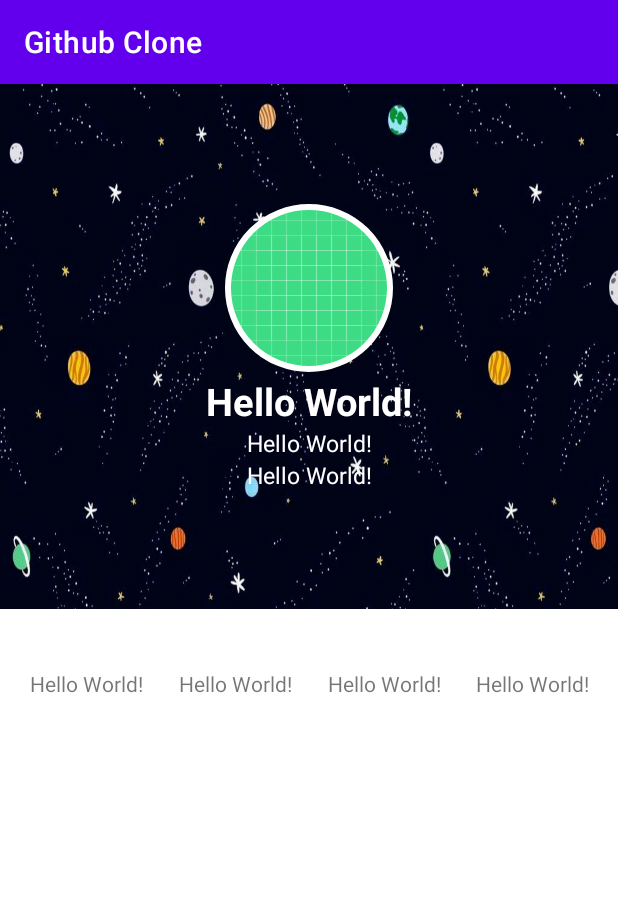
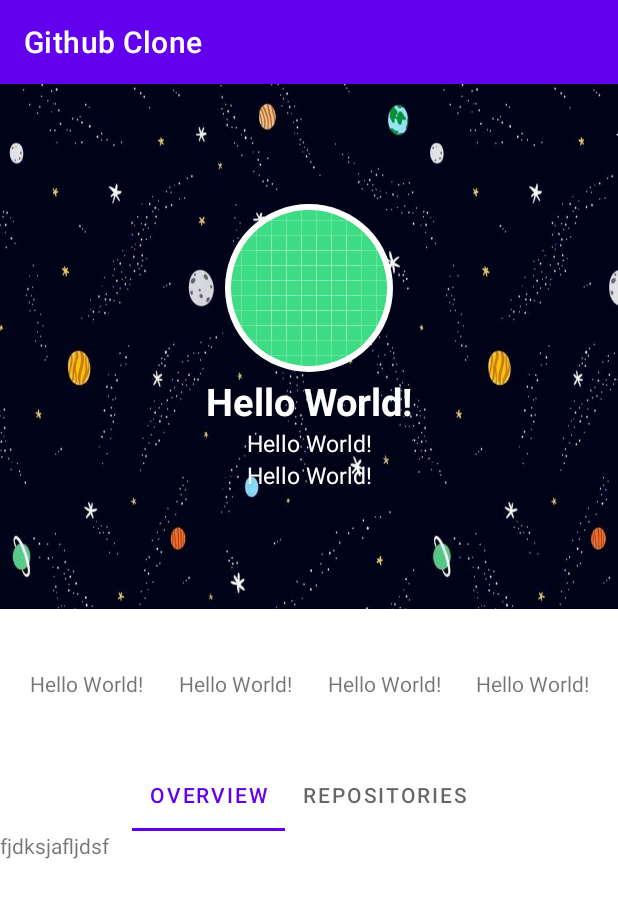
Before and after one commit to vaibhavjain30699/GithubClone, an Android app: the ProfileActivity screen opened directly, with no data from a screen before it, on a phone screen of 412 x 824 dp. Shown: the top 898 px of the screen. Run offline under Robolectric (Android 15) with nearby library versions, the phone set to English and light mode, and no system bars; our stand-ins replace Picasso; network calls fail; pictures from the network do not load; 2 statements that could not run were skipped.

Commit message:
Added tablayout in profile activity

```diff
--- a/app/build.gradle
+++ b/app/build.gradle
@@ -41,6 +41,9 @@ dependencies {
     implementation 'androidx.appcompat:appcompat:1.4.1'
     implementation 'com.google.android.material:material:1.5.0'
     implementation 'androidx.constraintlayout:constraintlayout:2.1.3'
+    implementation 'androidx.legacy:legacy-support-v4:1.0.0'
+    implementation 'androidx.lifecycle:lifecycle-livedata-ktx:2.3.1'
+    implementation 'androidx.lifecycle:lifecycle-viewmodel-ktx:2.3.1'
     testImplementation 'junit:junit:4.+'
     androidTestImplementation 'androidx.test.ext:junit:1.1.3'
     androidTestImplementation 'androidx.test.espresso:espresso-core:3.4.0'
--- /dev/null
+++ b/app/src/main/java/com/vaibhav/githubclone/OverViewFragment.kt
@@ -0,0 +1,31 @@
+package com.vaibhav.githubclone
+
+import androidx.lifecycle.ViewModelProvider
+import android.os.Bundle
+import androidx.fragment.app.Fragment
+import android.view.LayoutInflater
+import android.view.View
+import android.view.ViewGroup
+
+class OverViewFragment : Fragment() {
+
+    companion object {
+        fun newInstance() = OverViewFragment()
+    }
+
+    private lateinit var viewModel: OverViewViewModel
+
+    override fun onCreateView(
+        inflater: LayoutInflater, container: ViewGroup?,
+        savedInstanceState: Bundle?
+    ): View? {
+        return inflater.inflate(R.layout.over_view_fragment, container, false)
+    }
+
+    override fun onActivityCreated(savedInstanceState: Bundle?) {
+        super.onActivityCreated(savedInstanceState)
+        viewModel = ViewModelProvider(this).get(OverViewViewModel::class.java)
+        // TODO: Use the ViewModel
+    }
+
+}
--- /dev/null
+++ b/app/src/main/java/com/vaibhav/githubclone/OverViewViewModel.kt
@@ -0,0 +1,7 @@
+package com.vaibhav.githubclone
+
+import androidx.lifecycle.ViewModel
+
+class OverViewViewModel : ViewModel() {
+    // TODO: Implement the ViewModel
+}
--- a/app/src/main/java/com/vaibhav/githubclone/ProfileActivity.kt
+++ b/app/src/main/java/com/vaibhav/githubclone/ProfileActivity.kt
@@ -12,9 +12,11 @@ import android.text.style.StyleSpan
 import android.util.Log
 import android.widget.ImageView
 import android.widget.TextView
-import androidx.core.text.set
 import androidx.lifecycle.Observer
 import androidx.lifecycle.ViewModelProvider
+import androidx.viewpager.widget.ViewPager
+import androidx.viewpager2.widget.ViewPager2
+import com.google.android.material.tabs.TabLayout
 import com.squareup.picasso.Picasso
 
 class ProfileActivity : AppCompatActivity() {
@@ -26,6 +28,10 @@ class ProfileActivity : AppCompatActivity() {
     lateinit var noOfRepos: TextView
     lateinit var followers: TextView
     lateinit var following: TextView
+    lateinit var viewPager: ViewPager
+    lateinit var tabLayout: TabLayout
+
+    lateinit var viewPagerAdapter: ViewPagerAdapter
 
     lateinit var user: String
     lateinit var viewModel: GithubViewModel
@@ -37,6 +43,10 @@ class ProfileActivity : AppCompatActivity() {
         setContentView(R.layout.activity_profile)
 
         initialSetup()
+
+        viewPagerAdapter = ViewPagerAdapter(supportFragmentManager)
+        viewPager.adapter = viewPagerAdapter
+        tabLayout.setupWithViewPager(viewPager)
 
         viewModel.profile.observe(
             this, Observer {
@@ -62,23 +72,27 @@ class ProfileActivity : AppCompatActivity() {
         noOfRepos = findViewById(R.id.noOfRepos)
         followers = findViewById(R.id.noOfFollowers)
         following = findViewById(R.id.noOfFollowing)
+        viewPager = findViewById(R.id.viewPager)
+        tabLayout = findViewById(R.id.tabLayout)
     }
 
     private fun setProfileData(profile: Profile) {
         name.text = profile.name
-        username.text = TextUtils.concat("@",profile.userId)
+        username.text = TextUtils.concat("@", profile.userId)
         bio.text = profile.bio
         Picasso.get().load(profile.avatarURL).into(profilePic)
-        following.text = createFormattedStringForTextView(profile.following.toString()," Following")
-        followers.text = createFormattedStringForTextView(profile.followers.toString()," Followers")
-        noOfRepos.text = createFormattedStringForTextView(profile.publicRepos.toString(),"Repos")
+        following.text =
+            createFormattedStringForTextView(profile.following.toString(), " Following")
+        followers.text =
+            createFormattedStringForTextView(profile.followers.toString(), " Followers")
+        noOfRepos.text = createFormattedStringForTextView(profile.publicRepos.toString(), "Repos")
     }
 
     private fun createFormattedStringForTextView(text: String, suffix: String): CharSequence? {
         val tempSpanString = SpannableString(text)
-        tempSpanString.setSpan(RelativeSizeSpan(1.35f),0,text.length,0)
-        tempSpanString.setSpan(ForegroundColorSpan(Color.BLACK),0,text.length,0)
-        tempSpanString.setSpan(StyleSpan(BOLD),0,text.length,0)
-        return TextUtils.concat(tempSpanString,"\n",suffix)
+        tempSpanString.setSpan(RelativeSizeSpan(1.35f), 0, text.length, 0)
+        tempSpanString.setSpan(ForegroundColorSpan(Color.BLACK), 0, text.length, 0)
+        tempSpanString.setSpan(StyleSpan(BOLD), 0, text.length, 0)
+        return TextUtils.concat(tempSpanString, "\n", suffix)
     }
 }
--- /dev/null
+++ b/app/src/main/java/com/vaibhav/githubclone/RepositoriesFragment.kt
@@ -0,0 +1,31 @@
+package com.vaibhav.githubclone
+
+import androidx.lifecycle.ViewModelProvider
+import android.os.Bundle
+import androidx.fragment.app.Fragment
+import android.view.LayoutInflater
+import android.view.View
+import android.view.ViewGroup
+
+class RepositoriesFragment : Fragment() {
+
+    companion object {
+        fun newInstance() = RepositoriesFragment()
+    }
+
+    private lateinit var viewModel: RepositoriesViewModel
+
+    override fun onCreateView(
+        inflater: LayoutInflater, container: ViewGroup?,
+        savedInstanceState: Bundle?
+    ): View? {
+        return inflater.inflate(R.layout.repositories_fragment, container, false)
+    }
+
+    override fun onActivityCreated(savedInstanceState: Bundle?) {
+        super.onActivityCreated(savedInstanceState)
+        viewModel = ViewModelProvider(this).get(RepositoriesViewModel::class.java)
+        // TODO: Use the ViewModel
+    }
+
+}
--- /dev/null
+++ b/app/src/main/java/com/vaibhav/githubclone/RepositoriesViewModel.kt
@@ -0,0 +1,7 @@
+package com.vaibhav.githubclone
+
+import androidx.lifecycle.ViewModel
+
+class RepositoriesViewModel : ViewModel() {
+    // TODO: Implement the ViewModel
+}
--- /dev/null
+++ b/app/src/main/java/com/vaibhav/githubclone/ViewPagerAdapter.kt
@@ -0,0 +1,31 @@
+package com.vaibhav.githubclone
+
+import androidx.fragment.app.Fragment
+import androidx.fragment.app.FragmentManager
+import androidx.fragment.app.FragmentPagerAdapter
+import org.jetbrains.annotations.NotNull
+
+class ViewPagerAdapter constructor(@NotNull fragmentManager: FragmentManager) :
+    FragmentPagerAdapter(fragmentManager) {
+
+    override fun getCount(): Int = 2
+
+    override fun getItem(position: Int): Fragment {
+        var fragment = Fragment()
+        if (position == 0)
+            fragment = OverViewFragment.newInstance()
+        else if (position == 1)
+            fragment = RepositoriesFragment.newInstance()
+        return fragment
+    }
+
+    override fun getPageTitle(position: Int): CharSequence {
+        var title: String = ""
+        if(position == 0)
+            title = "Overview"
+        else if(position == 1)
+            title = "Repositories"
+        return title
+    }
+
+}
--- a/app/src/main/res/layout/activity_profile.xml
+++ b/app/src/main/res/layout/activity_profile.xml
@@ -101,10 +101,19 @@
     </LinearLayout>
 
     <com.google.android.material.tabs.TabLayout
-        android:layout_height="match_parent"
-        android:layout_width="match_parent">
+        android:id="@+id/tabLayout"
+        android:layout_height="wrap_content"
+        android:layout_width="match_parent"
+        app:tabGravity="start">
 
     </com.google.android.material.tabs.TabLayout>
 
+    <androidx.viewpager.widget.ViewPager
+        android:id="@+id/viewPager"
+        android:layout_width="match_parent"
+        android:layout_height="wrap_content">
+
+    </androidx.viewpager.widget.ViewPager>
+
 
 </LinearLayout>
--- /dev/null
+++ b/app/src/main/res/layout/over_view_fragment.xml
@@ -0,0 +1,13 @@
+<?xml version="1.0" encoding="utf-8"?>
+<FrameLayout xmlns:android="http://schemas.android.com/apk/res/android"
+    xmlns:tools="http://schemas.android.com/tools"
+    android:layout_width="match_parent"
+    android:layout_height="match_parent"
+    tools:context=".OverViewFragment">
+
+    <TextView
+        android:layout_width="match_parent"
+        android:layout_height="match_parent"
+        android:text="fjdksjafljdsf" />
+
+</FrameLayout>
--- /dev/null
+++ b/app/src/main/res/layout/repositories_fragment.xml
@@ -0,0 +1,13 @@
+<?xml version="1.0" encoding="utf-8"?>
+<FrameLayout xmlns:android="http://schemas.android.com/apk/res/android"
+    xmlns:tools="http://schemas.android.com/tools"
+    android:layout_width="match_parent"
+    android:layout_height="match_parent"
+    tools:context=".RepositoriesFragment">
+
+    <TextView
+        android:layout_width="match_parent"
+        android:layout_height="match_parent"
+        android:text="Hello" />
+
+</FrameLayout>
```
